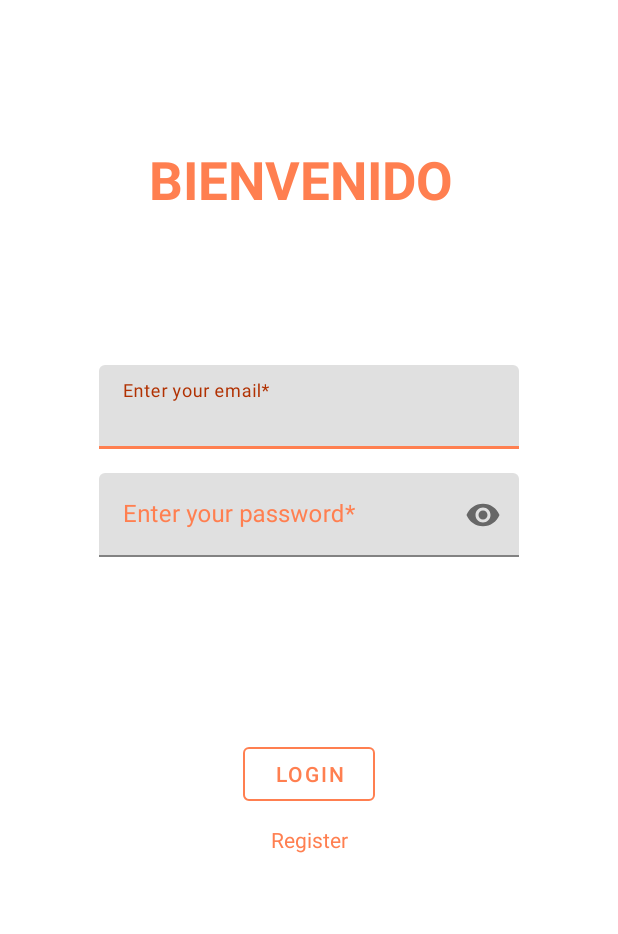
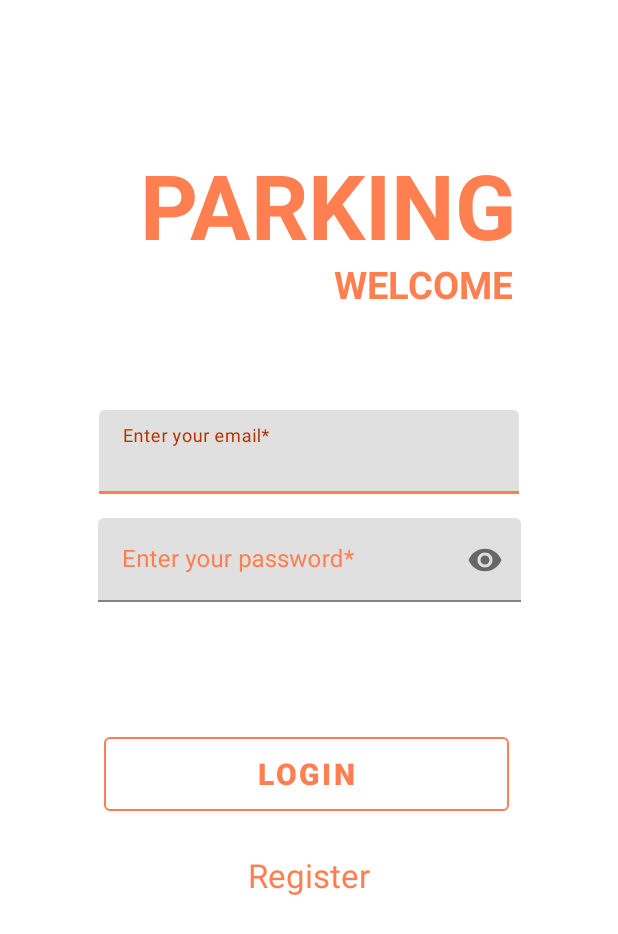
Before and after one commit to AitorSarasola/com.lksnext.ParkingASarasola, an Android app: the screen it shows after launch (LoginActivity), on a phone screen of 412 x 824 dp. Shown: the top 934 px of the screen. Run offline under Robolectric (Android 15) with nearby library versions, the phone set to English and light mode, and no system bars.

Commit message:
Interface Login

```diff
--- a/app/src/main/res/layout/activity_login.xml
+++ b/app/src/main/res/layout/activity_login.xml
@@ -10,33 +10,43 @@
     <Button
         android:id="@+id/loginButton"
         style="?attr/materialButtonOutlinedStyle"
-        android:layout_width="wrap_content"
-        android:layout_height="wrap_content"
-        android:layout_marginTop="100dp"
+        android:layout_width="270dp"
+        android:layout_height="61dp"
+        android:layout_marginTop="84dp"
         android:text="Login"
+        android:textAllCaps="true"
+        android:textSize="20sp"
+        android:textStyle="bold"
         app:layout_constraintEnd_toEndOf="parent"
-        app:layout_constraintHorizontal_bias="0.5"
+        app:layout_constraintHorizontal_bias="0.489"
         app:layout_constraintStart_toStartOf="parent"
         app:layout_constraintTop_toBottomOf="@+id/password"
         app:strokeColor="@color/orange" />
 
     <LinearLayout
-        android:layout_width="wrap_content"
-        android:layout_height="wrap_content"
+        android:layout_width="270dp"
+        android:layout_height="45dp"
         android:layout_marginLeft="40dp"
+        android:layout_marginTop="12dp"
         android:layout_marginRight="40dp"
+        android:layout_marginBottom="114dp"
         android:orientation="horizontal"
+        app:layout_constraintBottom_toBottomOf="parent"
         app:layout_constraintEnd_toEndOf="parent"
         app:layout_constraintStart_toStartOf="parent"
-        app:layout_constraintTop_toBottomOf="@+id/loginButton">
+        app:layout_constraintTop_toBottomOf="@+id/loginButton"
+        app:layout_constraintVertical_bias="0.0">
 
         <TextView
             android:id="@+id/createAccount"
-            android:layout_width="wrap_content"
+            android:layout_width="match_parent"
             android:layout_height="wrap_content"
             android:layout_marginTop="10dp"
             android:text="Register"
+            android:textAlignment="center"
+            android:textAllCaps="false"
             android:textColor="@color/orange"
+            android:textSize="22sp"
             app:layout_constraintBottom_toBottomOf="parent"
             app:layout_constraintEnd_toEndOf="parent"
             app:layout_constraintHorizontal_bias="0.467"
@@ -47,15 +57,32 @@
 
     <TextView
         android:id="@+id/title"
-        android:layout_width="wrap_content"
-        android:layout_height="wrap_content"
+        android:layout_width="282dp"
+        android:layout_height="77dp"
         android:layout_marginTop="96dp"
-        android:text="BIENVENIDO"
+        android:text="PARKING"
+        android:textAlignment="textEnd"
         android:textColor="@color/orange"
-        android:textSize="35sp"
+        android:textSize="60sp"
         android:textStyle="bold"
         app:layout_constraintEnd_toEndOf="parent"
         app:layout_constraintHorizontal_bias="0.476"
+        app:layout_constraintStart_toStartOf="parent"
+        app:layout_constraintTop_toTopOf="parent" />
+
+    <TextView
+        android:id="@+id/title3"
+        android:layout_width="181dp"
+        android:layout_height="43dp"
+        android:layout_marginTop="172dp"
+        android:text="Welcome"
+        android:textAlignment="textEnd"
+        android:textAllCaps="true"
+        android:textColor="@color/orange"
+        android:textSize="25sp"
+        android:textStyle="bold"
+        app:layout_constraintEnd_toEndOf="parent"
+        app:layout_constraintHorizontal_bias="0.695"
         app:layout_constraintStart_toStartOf="parent"
         app:layout_constraintTop_toTopOf="parent" />
 
@@ -81,8 +108,8 @@
     <com.google.android.material.textfield.TextInputLayout
         android:id="@+id/password"
         style="@style/Theme.ParkingLKS.TextInputLayout"
-        android:layout_width="280dp"
-        android:layout_height="wrap_content"
+        android:layout_width="282dp"
+        android:layout_height="56dp"
         android:layout_marginTop="16dp"
         android:hint="Enter your password*"
         android:inputType="textEmailAddress"
@@ -102,17 +129,22 @@
 
     <TextView
         android:id="@+id/errorLogin"
-        android:layout_width="277dp"
-        android:layout_height="34dp"
+        android:layout_width="275dp"
+        android:layout_height="47dp"
+        android:layout_marginStart="69dp"
+        android:layout_marginTop="12dp"
+        android:layout_marginEnd="66dp"
         android:text="The email and the password can not be empty"
         android:textAlignment="viewEnd"
         android:textAppearance="@style/TextAppearance.AppCompat.Body1"
         android:textColor="#e73712"
         android:textColorHint="#FF8282"
-        android:textSize="15sp"
-        android:textStyle="bold"
-        tools:layout_editor_absoluteX="68dp"
-        tools:layout_editor_absoluteY="394dp" />
+        android:textSize="16sp"
+        android:textStyle="bold|italic"
+        app:layout_constraintEnd_toEndOf="parent"
+        app:layout_constraintHorizontal_bias="0.0"
+        app:layout_constraintStart_toStartOf="parent"
+        app:layout_constraintTop_toBottomOf="@+id/password" />
 
 
 </androidx.constraintlayout.widget.ConstraintLayout>
```
